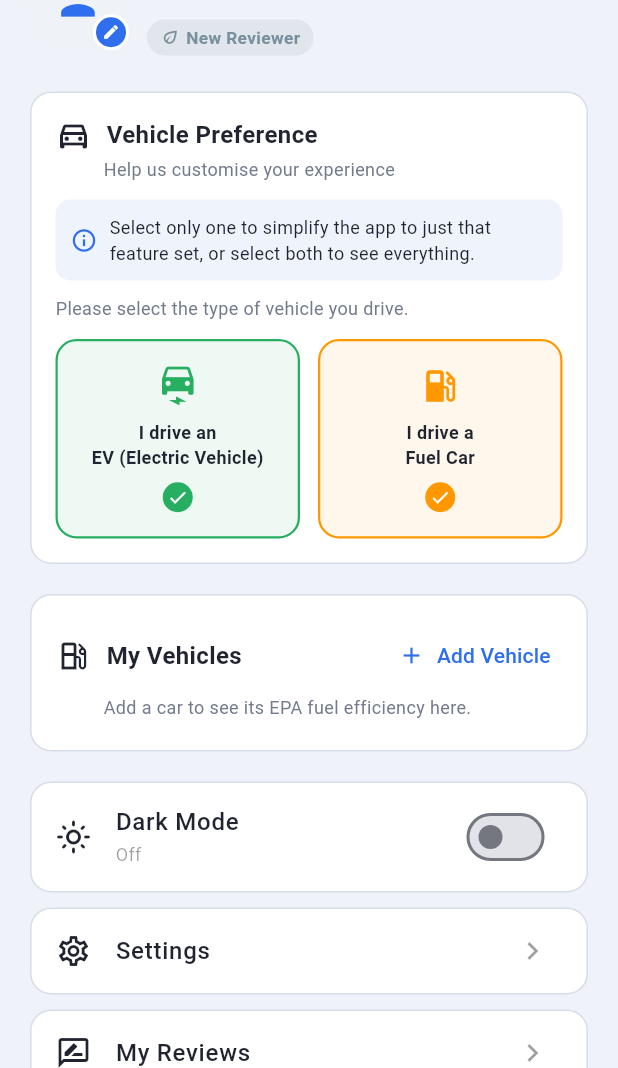
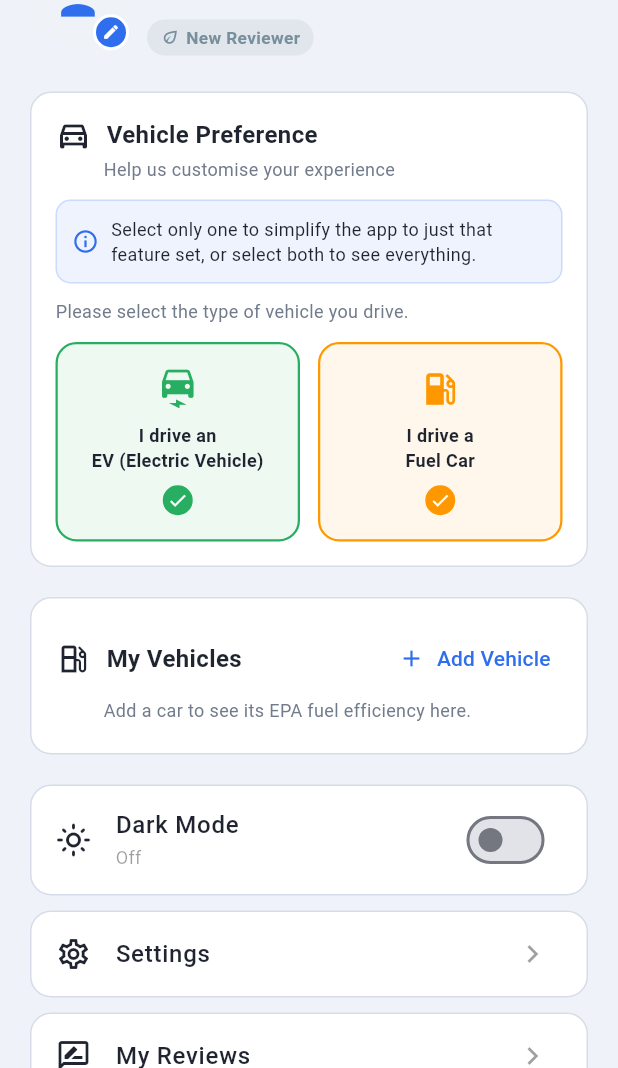
Before and after one commit to KennethLeeit/fuelgoapp, a Flutter app: the ProfileScreen screen opened directly, on a phone screen of 412 x 824 dp, the part 168-1236 px from its top. Run offline on Flutter 3.47's test engine with Material 3 defaults, Android fonts, the phone set to English and light mode, and no system bars; our stand-ins replace cloud_firestore, cloud_functions, firebase_auth, firebase_core, flutter_map, geolocator and 2 more; accounts and stored records are empty; network calls fail.

Commit message:
dark theme fix (home, profile , map)

```diff
--- a/lib/screens/profile_screen.dart
+++ b/lib/screens/profile_screen.dart
@@ -51,10 +51,16 @@ Future<void> _rateApp(BuildContext context) async {
 
 /// Picks the fuel-pump icon colour based on the vehicle's fuel type:
 /// standard petrol keeps the existing orange, premium petrol is green,
-/// diesel is black. Electric vehicles are handled separately by the caller.
-Color _fuelIconColor(String fuelType) {
+/// diesel uses a colour that stays visible in both light and dark themes
+/// (pure black disappears on dark cards). Electric vehicles are handled
+/// separately by the caller.
+Color _fuelIconColor(BuildContext context, String fuelType) {
   final f = fuelType.toLowerCase();
-  if (f.contains('diesel')) return Colors.black;
+  if (f.contains('diesel')) {
+    return Theme.of(context).brightness == Brightness.dark
+        ? Colors.blueGrey[200]!
+        : Colors.black;
+  }
   if (f.contains('premium')) return Colors.green;
   return AppColors.fuelOrange;
 }
@@ -173,17 +179,26 @@ class _ProfileScreenState extends State<ProfileScreen> {
                     Container(
                       padding: const EdgeInsets.all(10),
                       decoration: BoxDecoration(
-                          color: const Color(0xFFEFF3FB),
-                          borderRadius: BorderRadius.circular(10)),
-                      child: const Row(
+                          color: AppColors.primaryBlue.withValues(alpha: .08),
+                          borderRadius: BorderRadius.circular(10),
+                          border: Border.all(
+                              color: AppColors.primaryBlue
+                                  .withValues(alpha: .18))),
+                      child: Row(
                         children: [
-                          Icon(Icons.info_outline,
+                          const Icon(Icons.info_outline,
                               size: 18, color: AppColors.primaryBlue),
-                          SizedBox(width: 8),
+                          const SizedBox(width: 8),
                           Expanded(
                             child: Text(
                                 'Select only one to simplify the app to just that feature set, or select both to see everything.',
-                                style: TextStyle(fontSize: 12)),
+                                style: TextStyle(
+                                    fontSize: 12,
+                                    color: Theme.of(context)
+                                        .textTheme
+                                        .bodyLarge
+                                        ?.color ??
+                                        AppColors.textDark)),
                           ),
                         ],
                       ),
@@ -345,8 +360,12 @@ class _ProfileScreenState extends State<ProfileScreen> {
                                 margin: const EdgeInsets.only(top: 10),
                                 padding: const EdgeInsets.all(12),
                                 decoration: BoxDecoration(
-                                  color: const Color(0xFFEFF3FB),
+                                  color: AppColors.primaryBlue
+                                      .withValues(alpha: .08),
                                   borderRadius: BorderRadius.circular(12),
+                                  border: Border.all(
+                                      color: AppColors.primaryBlue
+                                          .withValues(alpha: .18)),
                                 ),
                                 child: Row(
                                   children: [
@@ -356,7 +375,7 @@ class _ProfileScreenState extends State<ProfileScreen> {
                                           : Icons.local_gas_station,
                                       color: isEv
                                           ? AppColors.evGreen
-                                          : _fuelIconColor(vehicle.fuelType),
+                                          : _fuelIconColor(context, vehicle.fuelType),
                                     ),
                                     const SizedBox(width: 10),
                                     Expanded(
@@ -368,9 +387,14 @@ class _ProfileScreenState extends State<ProfileScreen> {
                                             vehicle.year > 0
                                                 ? '${vehicle.year} ${vehicle.make} ${vehicle.model}'
                                                 : '${vehicle.make} ${vehicle.model}',
-                                            style: const TextStyle(
+                                            style: TextStyle(
                                                 fontWeight: FontWeight.w600,
-                                                fontSize: 13),
+                                                fontSize: 13,
+                                                color: Theme.of(context)
+                                                    .textTheme
+                                                    .bodyLarge
+                                                    ?.color ??
+                                                    AppColors.textDark),
                                           ),
                                           const SizedBox(height: 2),
                                           Text(
@@ -523,7 +547,9 @@ class _VehicleOption extends StatelessWidget {
       child: Container(
         padding: const EdgeInsets.symmetric(vertical: 16, horizontal: 8),
         decoration: BoxDecoration(
-          color: selected ? color.withOpacity(0.08) : Colors.white,
+          color: selected
+              ? color.withValues(alpha: .08)
+              : Theme.of(context).cardColor,
           borderRadius: BorderRadius.circular(14),
           border: Border.all(
               color: selected ? color : AppColors.cardBorder,
@@ -535,8 +561,11 @@ class _VehicleOption extends StatelessWidget {
             const SizedBox(height: 8),
             Text(label,
                 textAlign: TextAlign.center,
-                style:
-                    const TextStyle(fontSize: 12, fontWeight: FontWeight.w600)),
+                style: TextStyle(
+                    fontSize: 12,
+                    fontWeight: FontWeight.w600,
+                    color: Theme.of(context).textTheme.bodyLarge?.color ??
+                        AppColors.textDark)),
             const SizedBox(height: 8),
             Container(
               width: 20,
```
Also changed, not shown: lib/screens/add_vehicle_dialog.dart (+14 -6 lines), lib/screens/ev_charger_detail_screen.dart (+9 -4 lines), lib/screens/ev_charger_list_screen.dart (+19 -6 lines), lib/screens/fuel_station_list_screen.dart (+5 -3 lines), lib/screens/home_screen.dart (+27 -11 lines), lib/screens/my_reviews_screen.dart (+14 -7 lines), lib/screens/smart_mobility_map_screen.dart (+9 -5 lines), lib/screens/station_detail_screen.dart (+14 -2 lines). Lines whose indentation alone changed are shown as unchanged.
